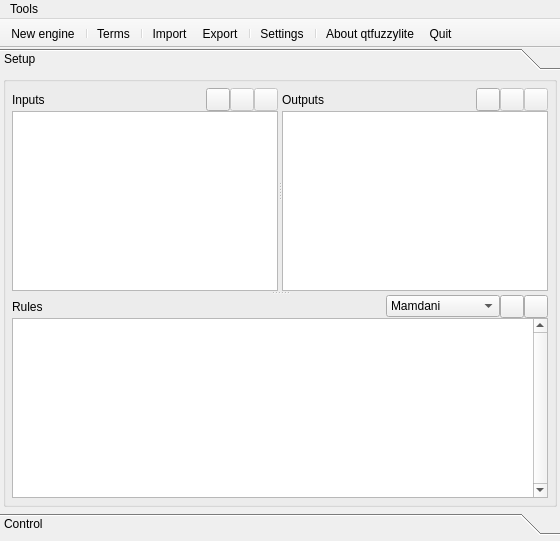
This is qtfuzzylite/ui/Window.ui in fuzzylite/fuzzylite as Qt 5 draws it before an edit. The edited form follows.
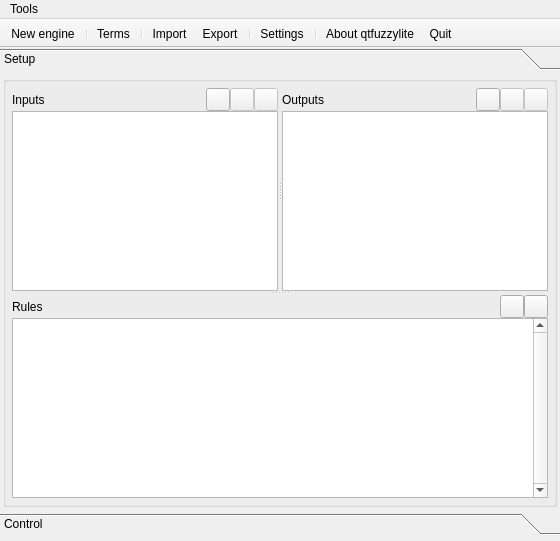
This is the edited form. Icons and pictures are not drawn. Custom widgets are drawn as their Qt base class.

Commit message: Takagi-Sugeno rules implemented and tested with Constants. Unified Mamdani Rules into FuzzyRules. Made changes to qtfuzzylite and fuzzylite to reflect FuzzyRules.

```diff
--- a/qtfuzzylite/ui/Window.ui
+++ b/qtfuzzylite/ui/Window.ui
@@ -334,39 +334,6 @@
                    <property name="leftMargin">
                     <number>0</number>
                    </property>
-                   <item>
-                    <spacer name="horizontalSpacer">
-                     <property name="orientation">
-                      <enum>Qt::Horizontal</enum>
-                     </property>
-                     <property name="sizeHint" stdset="0">
-                      <size>
-                       <width>40</width>
-                       <height>20</height>
-                      </size>
-                     </property>
-                    </spacer>
-                   </item>
-                   <item>
-                    <widget class="QComboBox" name="cbx_rule_model">
-                     <property name="sizePolicy">
-                      <sizepolicy hsizetype="MinimumExpanding" vsizetype="Fixed">
-                       <horstretch>0</horstretch>
-                       <verstretch>0</verstretch>
-                      </sizepolicy>
-                     </property>
-                     <item>
-                      <property name="text">
-                       <string>Mamdani</string>
-                      </property>
-                     </item>
-                     <item>
-                      <property name="text">
-                       <string>Takagi-Sugeno</string>
-                      </property>
-                     </item>
-                    </widget>
-                   </item>
                    <item>
                     <widget class="QToolButton" name="btn_generate_rules">
                      <property name="toolTip">
```
Left out of the diff: 8 changed lines with no effect on the pictures. The commit also changes 27 other files.
